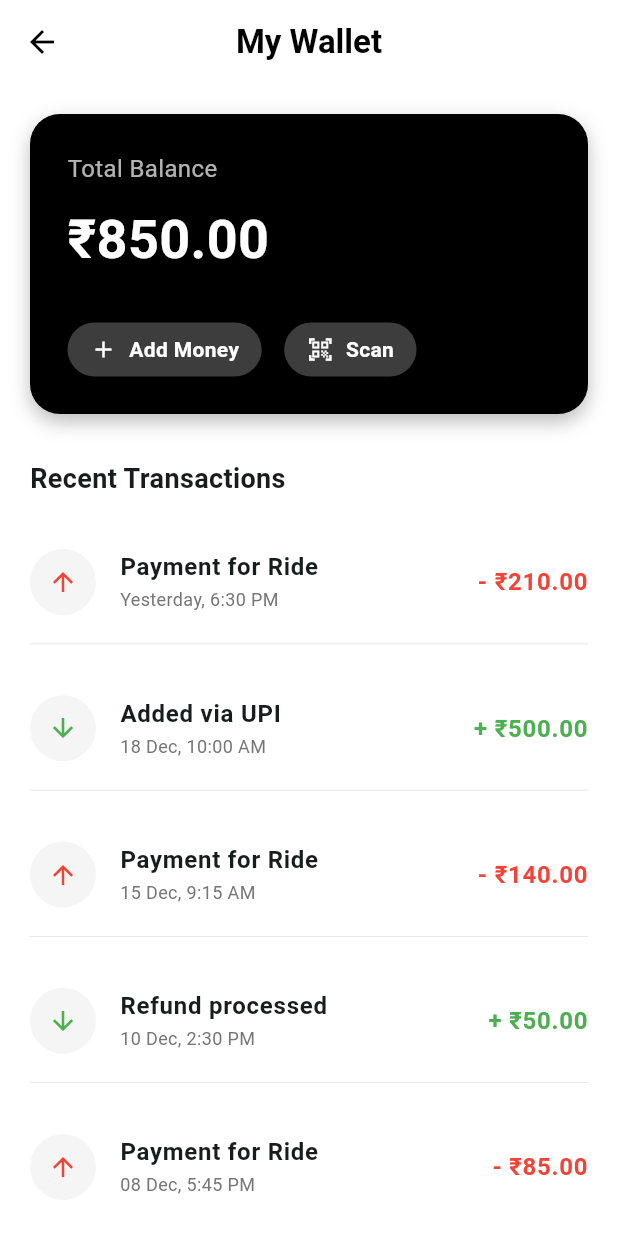
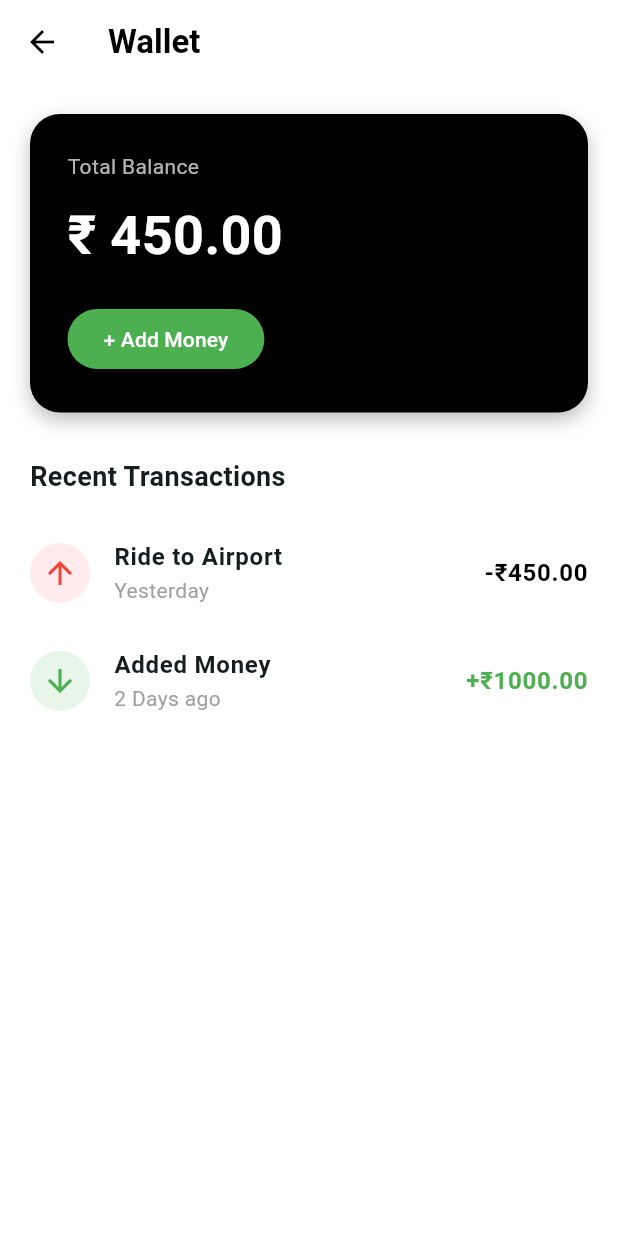
Before and after one commit to Swaroop-Deshmukh/sharka, a Flutter app: the WalletScreen screen opened directly, on a phone screen of 412 x 824 dp. Shown: the top 1233 px of the screen. Run offline on Flutter 3.47's test engine with Material 3 defaults, Android fonts, the phone set to English and light mode, and no system bars; our stand-ins replace geolocator, google_maps_flutter.

Commit message:
Completed Week 4: Sharka Share, Consensus Voting, Wallet Rewards, and Intercity Mode

```diff
--- a/app/lib/features/map/screens/wallet_screen.dart
+++ b/app/lib/features/map/screens/wallet_screen.dart
@@ -1,52 +1,75 @@
 import 'package:flutter/material.dart';
 
-class WalletScreen extends StatelessWidget {
+class WalletScreen extends StatefulWidget {
   const WalletScreen({super.key});
 
+  // --- 1. SHARED GLOBAL DATA ---
+  // Static variables allow access from Home Screen without complex state management
+  static double globalBalance = 450.00;
+
+  static List<Map<String, dynamic>> globalTransactions = [
+    {"title": "Ride to Airport", "date": "Yesterday", "amount": "-₹450.00", "isCredit": false},
+    {"title": "Added Money", "date": "2 Days ago", "amount": "+₹1000.00", "isCredit": true},
+  ];
+
+  // Helper method to add money instantly
+  static void addReward(double amount) {
+    globalBalance += amount;
+    globalTransactions.insert(0, {
+      "title": "Consensus Reward",
+      "date": "Just Now",
+      "amount": "+₹${amount.toStringAsFixed(2)}",
+      "isCredit": true
+    });
+  }
+
+  @override
+  State<WalletScreen> createState() => _WalletScreenState();
+}
+
+class _WalletScreenState extends State<WalletScreen> {
   @override
   Widget build(BuildContext context) {
     return Scaffold(
       backgroundColor: Colors.white,
       appBar: AppBar(
-        title: const Text("My Wallet", style: TextStyle(fontWeight: FontWeight.bold)),
+        title: const Text("Wallet", style: TextStyle(color: Colors.black, fontWeight: FontWeight.bold)),
         backgroundColor: Colors.white,
-        foregroundColor: Colors.black, // Makes back button black
         elevation: 0,
-        centerTitle: true,
+        iconTheme: const IconThemeData(color: Colors.black),
       ),
       body: Padding(
-        padding: const EdgeInsets.all(20.0),
+        padding: const EdgeInsets.all(20),
         child: Column(
           crossAxisAlignment: CrossAxisAlignment.start,
           children: [
-            // 1. BALANCE CARD (Black Card Style)
+            // 1. BALANCE CARD
             Container(
               width: double.infinity,
               padding: const EdgeInsets.all(25),
               decoration: BoxDecoration(
                 color: Colors.black,
                 borderRadius: BorderRadius.circular(20),
-                boxShadow: const [
-                  BoxShadow(
-                    color: Colors.black26,
-                    blurRadius: 10,
-                    offset: Offset(0, 5),
-                  )
-                ],
+                boxShadow: const [BoxShadow(color: Colors.black26, blurRadius: 10, offset: Offset(0, 5))],
               ),
               child: Column(
                 crossAxisAlignment: CrossAxisAlignment.start,
                 children: [
-                  const Text("Total Balance", style: TextStyle(color: Colors.white70, fontSize: 16)),
+                  const Text("Total Balance", style: TextStyle(color: Colors.white70, fontSize: 14)),
                   const SizedBox(height: 10),
-                  const Text("₹850.00", style: TextStyle(color: Colors.white, fontSize: 36, fontWeight: FontWeight.bold)),
-                  const SizedBox(height: 30),
-                  Row(
-                    children: [
-                      _buildActionButton(Icons.add, "Add Money"),
-                      const SizedBox(width: 15),
-                      _buildActionButton(Icons.qr_code_scanner, "Scan"),
-                    ],
+                  // ACCESSING STATIC VARIABLE
+                  Text("₹ ${WalletScreen.globalBalance.toStringAsFixed(2)}", style: const TextStyle(color: Colors.white, fontSize: 36, fontWeight: FontWeight.bold)),
+                  const SizedBox(height: 20),
+                  ElevatedButton(
+                    onPressed: () {
+                      // Placeholder for Add Money
+                    },
+                    style: ElevatedButton.styleFrom(
+                      backgroundColor: Colors.green,
+                      foregroundColor: Colors.white,
+                      shape: RoundedRectangleBorder(borderRadius: BorderRadius.circular(30)),
+                    ),
+                    child: const Text("+ Add Money"),
                   )
                 ],
               ),
@@ -56,17 +79,34 @@ class WalletScreen extends StatelessWidget {
             const Text("Recent Transactions", style: TextStyle(fontSize: 18, fontWeight: FontWeight.bold)),
             const SizedBox(height: 15),
 
-            // 2. TRANSACTIONS LIST
+            // 2. TRANSACTION LIST
             Expanded(
-              child: ListView(
-                physics: const BouncingScrollPhysics(),
-                children: [
-                  _buildTransactionItem("Payment for Ride", "Yesterday, 6:30 PM", "- ₹210.00", Colors.red),
-                  _buildTransactionItem("Added via UPI", "18 Dec, 10:00 AM", "+ ₹500.00", Colors.green),
-                  _buildTransactionItem("Payment for Ride", "15 Dec, 9:15 AM", "- ₹140.00", Colors.red),
-                  _buildTransactionItem("Refund processed", "10 Dec, 2:30 PM", "+ ₹50.00", Colors.green),
-                  _buildTransactionItem("Payment for Ride", "08 Dec, 5:45 PM", "- ₹85.00", Colors.red),
-                ],
+              child: ListView.builder(
+                // ACCESSING STATIC LIST
+                itemCount: WalletScreen.globalTransactions.length,
+                itemBuilder: (context, index) {
+                  final t = WalletScreen.globalTransactions[index];
+                  return ListTile(
+                    contentPadding: EdgeInsets.zero,
+                    leading: CircleAvatar(
+                      backgroundColor: t["isCredit"] ? Colors.green[50] : Colors.red[50],
+                      child: Icon(
+                        t["isCredit"] ? Icons.arrow_downward : Icons.arrow_upward,
+                        color: t["isCredit"] ? Colors.green : Colors.red,
+                      ),
+                    ),
+                    title: Text(t["title"], style: const TextStyle(fontWeight: FontWeight.bold)),
+                    subtitle: Text(t["date"], style: const TextStyle(color: Colors.grey)),
+                    trailing: Text(
+                      t["amount"],
+                      style: TextStyle(
+                        fontWeight: FontWeight.bold,
+                        fontSize: 16,
+                        color: t["isCredit"] ? Colors.green : Colors.black
+                      ),
+                    ),
+                  );
+                },
               ),
             ),
           ],
@@ -74,48 +114,4 @@ class WalletScreen extends StatelessWidget {
       ),
     );
   }
-
-  // Helper for White Buttons inside Black Card
-  Widget _buildActionButton(IconData icon, String label) {
-    return Container(
-      padding: const EdgeInsets.symmetric(horizontal: 15, vertical: 8),
-      decoration: BoxDecoration(
-        color: Colors.white24,
-        borderRadius: BorderRadius.circular(30),
-      ),
-      child: Row(
-        children: [
-          Icon(icon, color: Colors.white, size: 18),
-          const SizedBox(width: 8),
-          Text(label, style: const TextStyle(color: Colors.white, fontWeight: FontWeight.w600)),
-        ],
-      ),
-    );
-  }
-
-  // Helper for Transaction Rows
-  Widget _buildTransactionItem(String title, String date, String amount, Color color) {
-    return Container(
-      margin: const EdgeInsets.only(bottom: 15),
-      padding: const EdgeInsets.symmetric(vertical: 5),
-      decoration: const BoxDecoration(
-        border: Border(bottom: BorderSide(color: Colors.black12, width: 0.5)),
-      ),
-      child: ListTile(
-        contentPadding: EdgeInsets.zero,
-        leading: CircleAvatar(
-          backgroundColor: Colors.grey[100],
-          radius: 22,
-          child: Icon(
-            amount.startsWith("+") ? Icons.arrow_downward : Icons.arrow_upward,
-            color: color,
-            size: 20,
-          ),
-        ),
-        title: Text(title, style: const TextStyle(fontWeight: FontWeight.w600, fontSize: 16)),
-        subtitle: Text(date, style: TextStyle(color: Colors.grey[600], fontSize: 12)),
-        trailing: Text(amount, style: TextStyle(color: color, fontWeight: FontWeight.bold, fontSize: 16)),
-      ),
-    );
-  }
 }
```
Also changed, not shown: app/lib/features/map/logic/deviation_logic.dart (added, +35 -0 lines), app/lib/features/map/screens/home_map_screen.dart (+265 -139 lines), app/lib/features/map/widgets/consensus_popup.dart (added, +149 -0 lines), 1 other file.
